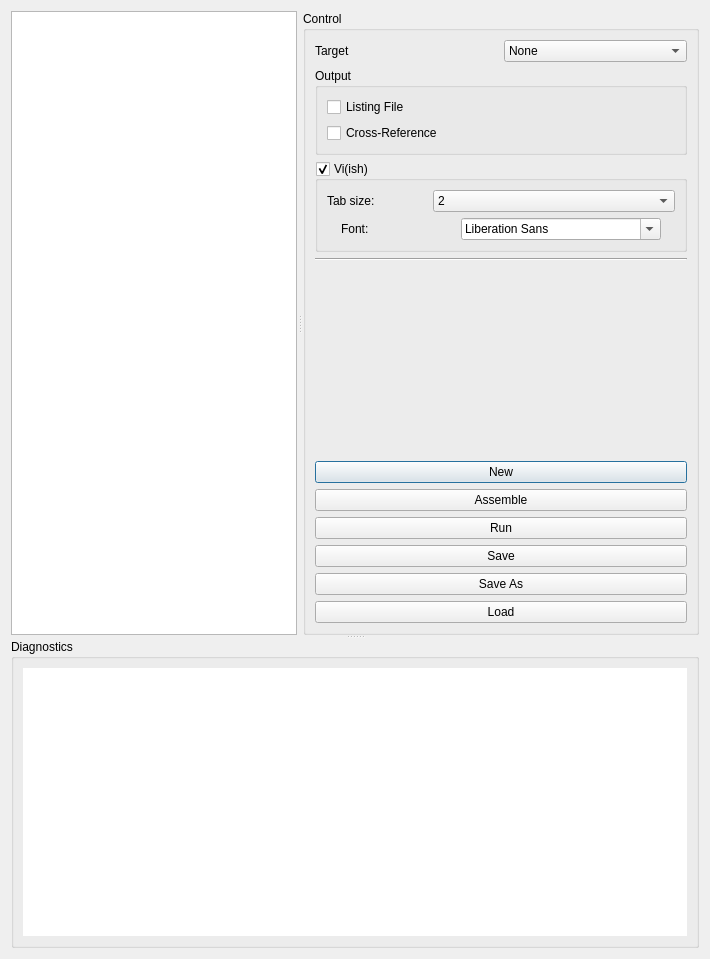
42wonko/chip8, file src/gui/ui/assemblerdialog.ui: the form before one commit.
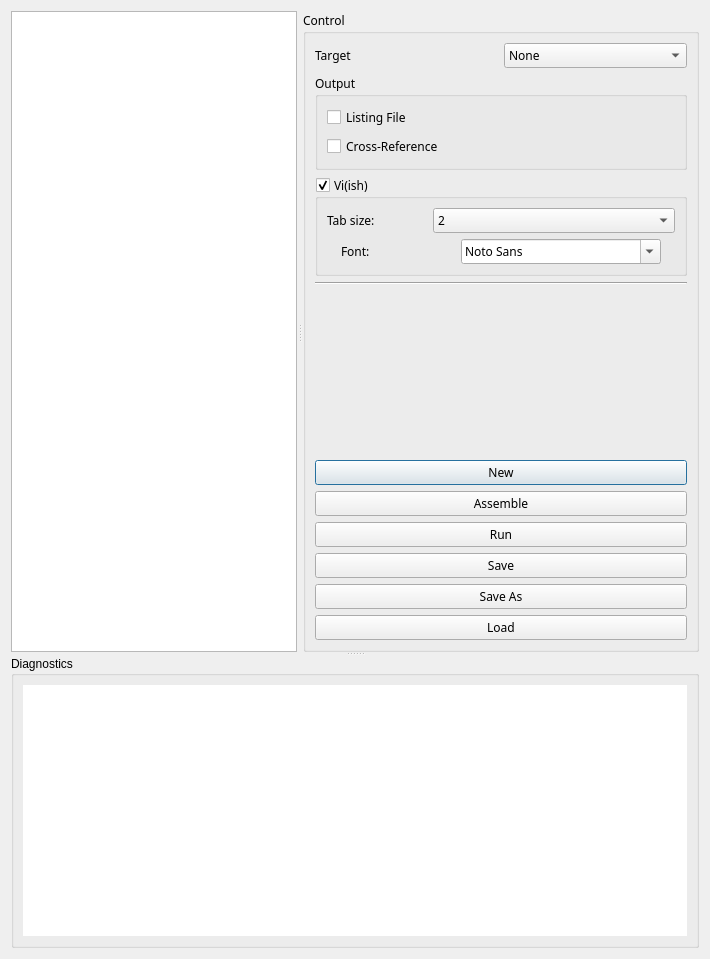
The form after the commit. Custom widgets are drawn as their Qt base class.

```diff
--- a/src/gui/ui/assemblerdialog.ui
+++ b/src/gui/ui/assemblerdialog.ui
@@ -22,10 +22,21 @@
   <layout class="QVBoxLayout" name="verticalLayout_2">
    <item>
     <widget class="QSplitter" name="splitter_2">
+     <property name="sizePolicy">
+      <sizepolicy hsizetype="Expanding" vsizetype="Expanding">
+       <horstretch>0</horstretch>
+       <verstretch>0</verstretch>
+      </sizepolicy>
+     </property>
      <property name="orientation">
       <enum>Qt::Orientation::Vertical</enum>
      </property>
      <widget class="QSplitter" name="splitter">
+      <property name="font">
+       <font>
+        <family>Courier</family>
+       </font>
+      </property>
       <property name="orientation">
        <enum>Qt::Orientation::Horizontal</enum>
       </property>
@@ -47,6 +58,11 @@
          <verstretch>0</verstretch>
         </sizepolicy>
        </property>
+       <property name="font">
+        <font>
+         <family>Noto Sans</family>
+        </font>
+       </property>
        <property name="title">
         <string>Control</string>
        </property>
@@ -128,6 +144,12 @@
         </item>
         <item>
          <widget class="QGroupBox" name="asmViGroupBox">
+          <property name="sizePolicy">
+           <sizepolicy hsizetype="Minimum" vsizetype="Preferred">
+            <horstretch>0</horstretch>
+            <verstretch>0</verstretch>
+           </sizepolicy>
+          </property>
           <property name="title">
            <string>Vi(ish)</string>
           </property>
@@ -139,6 +161,12 @@
             <layout class="QHBoxLayout" name="horizontalLayout_2">
              <item>
               <widget class="QLabel" name="asmViTabSizeLabel">
+               <property name="sizePolicy">
+                <sizepolicy hsizetype="Minimum" vsizetype="Preferred">
+                 <horstretch>0</horstretch>
+                 <verstretch>0</verstretch>
+                </sizepolicy>
+               </property>
                <property name="maximumSize">
                 <size>
                  <width>100</width>
@@ -152,6 +180,12 @@
              </item>
              <item>
               <widget class="QComboBox" name="asmViTabSizeComboBox">
+               <property name="sizePolicy">
+                <sizepolicy hsizetype="Minimum" vsizetype="Fixed">
+                 <horstretch>0</horstretch>
+                 <verstretch>0</verstretch>
+                </sizepolicy>
+               </property>
                <item>
                 <property name="text">
                  <string>2</string>
@@ -180,6 +214,12 @@
             <layout class="QHBoxLayout" name="horizontalLayout_3">
              <item>
               <widget class="QLabel" name="asmViFontLabel">
+               <property name="sizePolicy">
+                <sizepolicy hsizetype="Minimum" vsizetype="Preferred">
+                 <horstretch>0</horstretch>
+                 <verstretch>0</verstretch>
+                </sizepolicy>
+               </property>
                <property name="minimumSize">
                 <size>
                  <width>100</width>
@@ -199,12 +239,23 @@
              </item>
              <item>
               <widget class="QFontComboBox" name="asmViFontComboBox">
+               <property name="sizePolicy">
+                <sizepolicy hsizetype="Minimum" vsizetype="Fixed">
+                 <horstretch>0</horstretch>
+                 <verstretch>0</verstretch>
+                </sizepolicy>
+               </property>
                <property name="maximumSize">
                 <size>
                  <width>200</width>
                  <height>16777215</height>
                 </size>
                </property>
+               <property name="font">
+                <font>
+                 <family>Noto Sans</family>
+                </font>
+               </property>
               </widget>
              </item>
             </layout>
```
